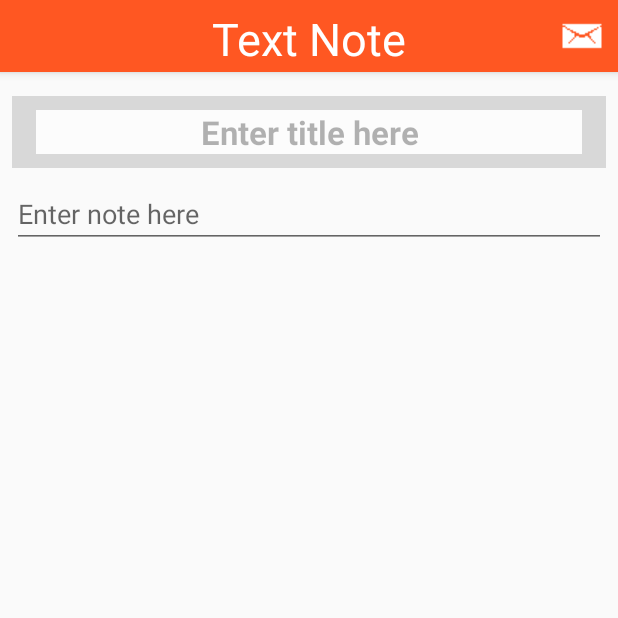
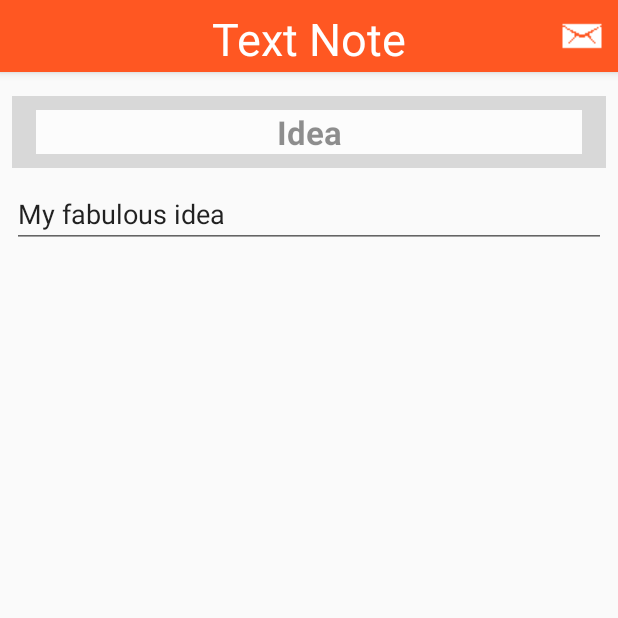
Before and after one commit to llumea/app15, an Android app: the screen it shows after launch (SecondActivity), after a tap on "Idea", on a phone screen of 412 x 824 dp, the top half of it. Run offline under Robolectric (Android 15) with nearby library versions, the phone set to English and light mode, and no system bars; 3 other taps on this screen came first.

Commit message:
use of singleton, new task class etc.

```diff
--- a/AllNotes/app/src/main/java/com/example/umyhlarsle/allnotes/MainActivity.java
+++ b/AllNotes/app/src/main/java/com/example/umyhlarsle/allnotes/MainActivity.java
@@ -13,8 +13,6 @@ import android.view.View;
 import android.view.ViewGroup;
 import android.widget.AdapterView;
 import android.widget.ArrayAdapter;
-import android.widget.Button;
-import android.widget.EditText;
 import android.widget.ImageButton;
 import android.widget.ImageView;
 import android.widget.ListView;
@@ -23,6 +21,7 @@ import android.widget.Toast;
 
 import com.google.gson.Gson;
 
+import java.text.SimpleDateFormat;
 import java.util.ArrayList;
 import java.util.HashMap;
 import java.util.List;
@@ -34,7 +33,8 @@ public class MainActivity extends AppCompatActivity {
     ImageButton createTextNoteButton;
     ImageButton createToDoNoteButton;
     TextView sortButton;
-    static ArrayList<Note> myNoteList = new ArrayList<>();
+
+
     public static final String SHOW_FRAGMENT = "show_fragment_key";
     public static final String SEND_POSITION = "send_position_key";
     public static final String SAVE_FILE = "filename_notes";
@@ -59,18 +59,14 @@ public class MainActivity extends AppCompatActivity {
 
             ///Initial LOAD från disk här och sedan ladda från MySingleton medan appen lever???
 
-            TextNote textNote1 = new TextNote("Idea", "My fabulous idea", 125);
-            myNoteList.add(textNote1);
-            HashMap<String, Boolean> tmpMap = new HashMap<>();
-            tmpMap.put("My First Task", false);
-            ToDoNote todonote1 = new ToDoNote("My Grocery List", "", 145, tmpMap);
-            myNoteList.add(todonote1);
-            TextNote textNote2 = new TextNote("No idea yet", "My fabulous idea", 125);
-            myNoteList.add(textNote2);
-            HashMap<String, Boolean> tmpMap2 = new HashMap<>();
-            tmpMap2.put("Another First Task", false);
-            ToDoNote todonote2 = new ToDoNote("My X-mas list", "", 145, tmpMap2);
-            myNoteList.add(todonote2);
+            TextNote textNote1 = new TextNote("Idea", "My fabulous idea", 123);
+            mySingleton.myNoteList.add(textNote1);
+            ToDoTask tmpTask = new ToDoTask(false, "My first task");
+            ArrayList<ToDoTask> tmpList = new ArrayList<>();
+            tmpList.add(tmpTask);
+            ToDoNote todonote1 = new ToDoNote("My Grocery List", "", 123, tmpList);
+            mySingleton.myNoteList.add(todonote1);
+
         }
         createTextNoteButton = (ImageButton)findViewById(R.id.new_note_button);
         createTextNoteButton.setOnClickListener(new View.OnClickListener() {
@@ -78,19 +74,10 @@ public class MainActivity extends AppCompatActivity {
             public void onClick(View v) {
 
                 //Om anteckningen skapas i SecondActivity räcker det att skicka "newtextnote" här
-                TextNote textNote = new TextNote("Title","Content",125);
-                myNoteList.add(textNote);
-                adapter.notifyDataSetChanged();///Inte så snyggt att det skrivs ut innan aktivitetsbytet. Lägg till i onPause i SecondActivity?
-
-                ///Testar
-                Note tmpNote = myNoteList.get(myNoteList.size()-1);
-                TextNote tmpTextNote = (TextNote) tmpNote;
-                int tmpposition = myNoteList.size()-1;
-                Log.i("TAG", "Kollar index på ny item i ArrayList: " +tmpposition+tmpTextNote.title+tmpTextNote.content);
-                ///
+                MySingleton mySingleton = MySingleton.getInstance();
                 Bundle bundle = new Bundle();
                 bundle.putString("SHOW_FRAGMENT", "textnote");
-                bundle.putInt("SEND_POSITION", myNoteList.size()-1);
+                bundle.putInt("SEND_POSITION", mySingleton.myNoteList.size()-1);
                 Intent intent = new Intent(MainActivity.this,SecondActivity.class);
                 intent.putExtras(bundle);
                /// intent.putExtra(SHOW_FRAGMENT,"textnote");///Så här hade jag kunna skicka utan bundle till SecondActivity
@@ -118,27 +105,17 @@ public class MainActivity extends AppCompatActivity {
 
             }
         });
-        adapter = new MyAdapter(this,R.layout.list_layout,R.id.list_layout_id,myNoteList);
+        adapter = new MyAdapter(this,R.layout.list_layout,R.id.list_layout_id,mySingleton.myNoteList);
         listView = (ListView)findViewById(R.id.list_view);
         listView.setAdapter(adapter);
         listView.setOnItemClickListener(new AdapterView.OnItemClickListener() {
             @Override
             public void onItemClick(AdapterView<?> parent, View view, int position, long id) {
                 ///showFragment();
+                MySingleton mySingleton = MySingleton.getInstance();
+                ///Obs båda är instance of textnote. Börjar därför med det underordnade objektet
+                if (mySingleton.myNoteList.get(position) instanceof ToDoNote) {
 
-                if (myNoteList.get(position) instanceof TextNote) { Bundle bundle = new Bundle();
-                bundle.putString("SHOW_FRAGMENT", "oldtextnote");
-                bundle.putInt("SEND_POSITION", position);
-                Intent intent = new Intent(MainActivity.this,SecondActivity.class);
-                intent.putExtras(bundle);
-                /// intent.putExtra(SHOW_FRAGMENT,"textnote");///Så här hade jag kunna skicka utan bundle till SecondActivity
-                startActivity(intent);
-
-                Log.i("TAG", "List item clicked: " +myNoteList.get(position));
-                Toast.makeText(getApplicationContext(), "CLICKED", Toast.LENGTH_SHORT).show();
-
-            }
-                if (myNoteList.get(position) instanceof ToDoNote) {
                     Bundle bundle = new Bundle();
                     bundle.putString("SHOW_FRAGMENT", "oldtodonote");
                     bundle.putInt("SEND_POSITION", position);
@@ -147,10 +124,25 @@ public class MainActivity extends AppCompatActivity {
                     /// intent.putExtra(SHOW_FRAGMENT,"textnote");///Så här hade jag kunna skicka utan bundle till SecondActivity
                     startActivity(intent);
 
-                    Log.i("TAG", "List item clicked: " +myNoteList.get(position));
-                    Toast.makeText(getApplicationContext(), "CLICKED", Toast.LENGTH_SHORT).show();
+                    Log.i("TAG", "List item clicked TODO: " +mySingleton.myNoteList.get(position));
+                    Toast.makeText(getApplicationContext(), "OLD TO DO ITEM CLICKED", Toast.LENGTH_SHORT).show();
 
                 }
+                else if (mySingleton.myNoteList.get(position) instanceof TextNote) {
+
+                Bundle bundle = new Bundle();
+                bundle.putString("SHOW_FRAGMENT", "oldtextnote");
+                bundle.putInt("SEND_POSITION", position);
+                Intent intent = new Intent(MainActivity.this,SecondActivity.class);
+                intent.putExtras(bundle);
+                /// intent.putExtra(SHOW_FRAGMENT,"textnote");///Så här hade jag kunna skicka utan bundle till SecondActivity
+                startActivity(intent);
+
+                Log.i("TAG", "List item clicked TEXT: " +mySingleton.myNoteList.get(position));
+                Toast.makeText(getApplicationContext(), "OLD TEXT NOTE CLICKED", Toast.LENGTH_SHORT).show();
+
+            }
+
             }
         });
     }
@@ -163,6 +155,7 @@ public class MainActivity extends AppCompatActivity {
     @Override
     protected void onResume() {
         super.onResume();
+        adapter.notifyDataSetChanged();
         ///loadFromFile();
     }
 
@@ -203,7 +196,7 @@ public class MainActivity extends AppCompatActivity {
         public View getView(int position, View convertView, ViewGroup parent) {
             //convertView i det här fallet verkar vara rootvyn i list_layout.xml
             //parent verkar vara ListView
-            //position är positionen i myList
+            //position är positionen i myNoteList
             ///Log.i("TAG", "Antal objekt i getView: " + sparadeObjekt.minaSparadeObjekt.size());
             myInflater = getLayoutInflater();
             View v = myInflater.inflate(R.layout.list_layout, listView, false); ///inflatedlayout är namnet på xml-filen
@@ -212,22 +205,28 @@ public class MainActivity extends AppCompatActivity {
             TextView date = (TextView)v.findViewById(R.id.note_date);
             TextView completed = (TextView)v.findViewById(R.id.note_completed);
             ImageView noteIcon = (ImageView)v.findViewById(R.id.note_icon);
-
-            if (myNoteList.get(position) instanceof TextNote) {
-                Note tmpNote = myNoteList.get(position);
+            MySingleton mySingleton = MySingleton.getInstance();
+            if (mySingleton.myNoteList.get(position) instanceof TextNote) {
+                Note tmpNote = mySingleton.myNoteList.get(position);
                 TextNote tmpTextNote = (TextNote) tmpNote;
                 title.setText(tmpTextNote.title);
+                SimpleDateFormat sdf = new SimpleDateFormat("d MMMM yyyy HH:mm:ss");
+                String formatedDate = sdf.format(tmpTextNote.date);
+                date.setText(formatedDate);
                 noteIcon.setImageResource(noteImage);
                 completed.setText("");
             }
-            if (myNoteList.get(position) instanceof ToDoNote) {
-                Note tmpNote = myNoteList.get(position);
+            if (mySingleton.myNoteList.get(position) instanceof ToDoNote) {
+                Note tmpNote = mySingleton.myNoteList.get(position);
                 ToDoNote tmpToDoNote = (ToDoNote) tmpNote;
                 title.setText(tmpToDoNote.title);
+                SimpleDateFormat sdf = new SimpleDateFormat("d MMMM yyyy HH:mm:ss");
+                String formatedDate = sdf.format(tmpToDoNote.date);
+                date.setText(formatedDate);
                 noteIcon.setImageResource(todoImage);
                 completed.setText("0/17");
             }
-            removeButton.setTag(myNoteList.get(position));
+            removeButton.setTag(mySingleton.myNoteList.get(position));
            /// editText.setText(sparadeObjekt.minaSparadeObjekt.get(position).minString);
 
            /// editText.setTag(sparadeObjekt.minaSparadeObjekt.get(position));
@@ -237,9 +236,10 @@ public class MainActivity extends AppCompatActivity {
                 @Override
                 public void onClick(View v) {
 
+                    MySingleton mySingleton = MySingleton.getInstance();
                     ImageButton removeButton = (ImageButton)v.findViewById(R.id.remove_button);
                     ///sparadeObjekt.minaSparadeObjekt.remove(button.getTag());
-                    myNoteList.remove(removeButton.getTag());
+                    mySingleton.myNoteList.remove(removeButton.getTag());
                     adapter.notifyDataSetChanged();
 
                 }
@@ -272,4 +272,5 @@ public class MainActivity extends AppCompatActivity {
         editor.commit();
 
     }
+
 }
--- a/AllNotes/app/src/main/java/com/example/umyhlarsle/allnotes/MySingleton.java
+++ b/AllNotes/app/src/main/java/com/example/umyhlarsle/allnotes/MySingleton.java
@@ -9,6 +9,7 @@ import java.util.ArrayList;
  */
 public class MySingleton {
 
+    int listPosition;
     ArrayList<Note> myNoteList = new ArrayList<>();
 
     //create an object of SingleObject
@@ -26,4 +27,6 @@ public class MySingleton {
     }
 
 
+
+
 }
--- a/AllNotes/app/src/main/java/com/example/umyhlarsle/allnotes/SecondActivity.java
+++ b/AllNotes/app/src/main/java/com/example/umyhlarsle/allnotes/SecondActivity.java
@@ -11,10 +11,13 @@ import android.util.Log;
 import android.view.Menu;
 import android.view.MenuItem;
 import android.view.View;
-import android.widget.CheckBox;
 import android.widget.EditText;
 import android.widget.ImageButton;
 import android.widget.TextView;
+import android.widget.Toast;
+
+import java.util.ArrayList;
+import java.util.HashMap;
 
 public class SecondActivity extends AppCompatActivity {
 
@@ -28,15 +31,20 @@ public class SecondActivity extends AppCompatActivity {
         super.onCreate(savedInstanceState);
         setContentView(R.layout.activity_second);
         getSupportActionBar().hide();
+        MySingleton mySingleton = MySingleton.getInstance();
         actionBarTitle = (TextView)findViewById(R.id.actionbar_title);
         editTitle = (EditText)findViewById(R.id.edit_title);
         editTitle.setTypeface(null, Typeface.BOLD);
         MyTextWatcher myTextWatcher = new MyTextWatcher(this);
         editTitle.addTextChangedListener(myTextWatcher);
         sendButton = (ImageButton)findViewById(R.id.send_mail_button);
+
+
         sendButton.setOnClickListener(new View.OnClickListener() {
             @Override
             public void onClick(View v) {
+
+                Toast.makeText(getApplicationContext(), "Sending mail...", Toast.LENGTH_SHORT).show();
                 ///If textNote - Send mail with title and content
                 ///If todoNote - Send mail with title, tasks and status
             }
@@ -49,16 +57,41 @@ public class SecondActivity extends AppCompatActivity {
         ///String message = intent.getStringExtra(MainActivity.SHOW_FRAGMENT);
 
         Log.i("TAG", "String sent in intent: " + message);
-        if (message.equals("textnote") || message.equals("oldtextnote")){
-            actionBarTitle.setText("Text Note");
-            showTextNoteFragment();
+        ///OBS list position blir fel vid resume...
+        if(savedInstanceState == null) {
+            if (message.equals("textnote")) {
+                TextNote textNote = new TextNote();
+                mySingleton.myNoteList.add(textNote);
+                mySingleton.listPosition = mySingleton.myNoteList.size() - 1;
+                Log.i("TAG", "OnCreate, new textnote" +"listPosition: " +mySingleton.listPosition);
+            }
+            if (message.equals("oldtextnote")){
+                mySingleton.listPosition = notePosition;
+            }
+            if (message.equals("todonote")){
+                ToDoNote toDoNote = new ToDoNote();
+                mySingleton.myNoteList.add(toDoNote);
+                mySingleton.listPosition = mySingleton.myNoteList.size() - 1;
+
+                ToDoTask tmpToDoTask = new ToDoTask(false, "I create a task");
+                Note tmpNote = mySingleton.myNoteList.get(mySingleton.listPosition);
+                ToDoNote tmpToDoNote = (ToDoNote) tmpNote;
+                tmpToDoNote.taskList.add(tmpToDoTask);
+                Log.i("TAG", "OnCreate, new TODO note" +"listPosition: " +mySingleton.listPosition);
+            }
+            if (message.equals("oldtodonote")){
+                mySingleton.listPosition = notePosition;
+            }
         }
-        if (message.equals("todonote")|| message.equals("oldtodonote")){
-            Log.i("TAG", "Text equals todonote!");
-            actionBarTitle.setText("ToDo Note");
+            if (message.equals("textnote") || message.equals("oldtextnote")) {
+                actionBarTitle.setText("Text Note");
+                showTextNoteFragment();
+            }
+            if (message.equals("todonote") || message.equals("oldtodonote")) {
+                actionBarTitle.setText("ToDo Note");
+                showToDoNoteFragment();
+            }
 
-            showToDoNoteFragment();
-        }
 
 
 
@@ -68,12 +101,30 @@ public class SecondActivity extends AppCompatActivity {
     @Override
     protected void onPause() {
         super.onPause();
+        MySingleton mySingleton = MySingleton.getInstance();
+        String currentTitle = editTitle.getText().toString();
+        ((TextNote)mySingleton.myNoteList.get(mySingleton.listPosition)).title= currentTitle;
+
+        ///Testar sparade värdet
+        Note tmpNote = mySingleton.myNoteList.get(mySingleton.listPosition);
+        TextNote tmpTextNote = (TextNote) tmpNote;
+        String tmpTitle = tmpTextNote.title;
+        Log.i("TAG", "Ändrad title?" + tmpTitle + "listPosition: " + mySingleton.listPosition);
         ///saveToMySingleton();
     }
     @Override
     protected void onResume() {
         super.onResume();
+        MySingleton mySingleton = MySingleton.getInstance();
+        Note tmpNote = mySingleton.myNoteList.get(mySingleton.listPosition);
+        TextNote tmpTextNote = (TextNote) tmpNote;
+        String tmpTitle = tmpTextNote.title;
+        editTitle.setText(tmpTitle);
+        Log.i("TAG", "Resume title?" + tmpTitle + "listPosition: " + mySingleton.listPosition);
         ///loadFromMySingleton();
+    }
+    public void onSaveInstanceState(Bundle outInstanceState) {
+        outInstanceState.putInt("value", 1); ///Ser till att värdena inte laddas igen
     }
 
     @Override
--- a/AllNotes/app/src/main/java/com/example/umyhlarsle/allnotes/TextNoteFragment.java
+++ b/AllNotes/app/src/main/java/com/example/umyhlarsle/allnotes/TextNoteFragment.java
@@ -3,10 +3,15 @@ package com.example.umyhlarsle.allnotes;
 
 import android.os.Bundle;
 import android.app.Fragment;
+import android.util.Log;
 import android.view.LayoutInflater;
 import android.view.View;
 import android.view.ViewGroup;
 import android.widget.EditText;
+
+import java.text.SimpleDateFormat;
+import java.util.Calendar;
+import java.util.Date;
 
 
 /**
@@ -14,8 +19,7 @@ import android.widget.EditText;
  */
 public class TextNoteFragment extends Fragment {
 
-    EditText editText;
-
+    EditText editContent;
 
     public TextNoteFragment() {
         // Required empty public constructor
@@ -27,9 +31,43 @@ public class TextNoteFragment extends Fragment {
                              Bundle savedInstanceState) {
         // Inflate the layout for this fragment
         View view = inflater.inflate(R.layout.fragment_text_note, container, false);
-        editText = (EditText)view.findViewById(R.id.edit_text);
+        editContent = (EditText)view.findViewById(R.id.edit_content);
 
         return view;
+    }
+    @Override
+    public void onPause() {
+
+        super.onPause();
+        ///Sparar innehållet, titeln sparas i SecondActivity
+        MySingleton mySingleton = MySingleton.getInstance();
+        String currentContent = editContent.getText().toString();
+        ((TextNote)mySingleton.myNoteList.get(mySingleton.listPosition)).content= currentContent;
+
+        ///Sparar datum här i stället för SecondActivity, datum för todonote kanske ändras till deadline
+        Calendar calendar = Calendar.getInstance();
+        Date date = calendar.getTime();
+        long tmpTime = date.getTime();
+        ((TextNote)mySingleton.myNoteList.get(mySingleton.listPosition)).date= tmpTime;
+
+        ///Testar sparade värdet
+        Note tmpNote = mySingleton.myNoteList.get(mySingleton.listPosition);
+       TextNote tmpTextNote = (TextNote) tmpNote;
+        String tmpContent = tmpTextNote.content;
+        Log.i("TAG", "Ändrat värde?"+tmpContent+"listPosition: "+mySingleton.listPosition);
+
+    }
+    @Override
+    public void onResume() {
+        super.onResume();
+        MySingleton mySingleton = MySingleton.getInstance();
+        Note tmpNote = mySingleton.myNoteList.get(mySingleton.listPosition);
+        TextNote tmpTextNote = (TextNote) tmpNote;
+        String tmpContent = tmpTextNote.content;
+        editContent.setText(tmpContent);
+        Log.i("TAG", "Resume värde?"+tmpContent+"listPosition: "+mySingleton.listPosition);
+
+
     }
 
 
--- a/AllNotes/app/src/main/java/com/example/umyhlarsle/allnotes/ToDoNote.java
+++ b/AllNotes/app/src/main/java/com/example/umyhlarsle/allnotes/ToDoNote.java
@@ -1,5 +1,6 @@
 package com.example.umyhlarsle.allnotes;
 
+import java.util.ArrayList;
 import java.util.HashMap;
 
 /**
@@ -8,13 +9,15 @@ import java.util.HashMap;
 public class ToDoNote extends TextNote {
 
     ///String content kan vara första punkten i listan?
-    HashMap<String, Boolean> taskMap = new HashMap<>();
+    ArrayList<ToDoTask> taskList = new ArrayList<>();
 
-    public ToDoNote(String title, String content, long date, HashMap<String,Boolean> taskMap){
+    public ToDoNote(){}
+
+    public ToDoNote(String title, String content, long date, ArrayList<ToDoTask> taskList){
         super.title = title;
         super.content = content;
         super.date = date;
-        this.taskMap = taskMap;
+        this.taskList = taskList;
     }
 
 }
--- /dev/null
+++ b/AllNotes/app/src/main/java/com/example/umyhlarsle/allnotes/ToDoTask.java
@@ -0,0 +1,20 @@
+package com.example.umyhlarsle.allnotes;
+
+/**
+ * Created by umyhlarsle on 2015-12-15.
+ */
+public class ToDoTask {
+
+    boolean taskDone;
+    String taskString;
+
+    public ToDoTask(){}
+
+    public ToDoTask(boolean taskDone, String taskString){
+
+        this.taskDone = taskDone;
+        this.taskString = taskString;
+    }
+
+
+}
--- a/AllNotes/app/src/main/res/layout/fragment_text_note.xml
+++ b/AllNotes/app/src/main/res/layout/fragment_text_note.xml
@@ -8,7 +8,7 @@
 
     <!-- TODO: Update blank fragment layout -->
     <EditText
-        android:id="@+id/edit_text"
+        android:id="@+id/edit_content"
         android:hint="Enter note here"
         android:inputType="textMultiLine|textCapSentences"
         android:layout_width="match_parent"
--- a/AllNotes/app/src/main/res/layout/fragment_to_do_note.xml
+++ b/AllNotes/app/src/main/res/layout/fragment_to_do_note.xml
@@ -54,7 +54,7 @@
     <ImageButton
 
         android:background="?android:selectableItemBackground"
-        android:src="@drawable/plus"
+        android:src="@drawable/yellowplus"
         android:layout_alignParentBottom="true"
         android:layout_alignParentRight="true"
         android:layout_marginBottom="16dp"
--- a/AllNotes/app/src/main/res/values/colors.xml
+++ b/AllNotes/app/src/main/res/values/colors.xml
@@ -4,8 +4,10 @@
     <color name="primarycolor">#FF5722</color>
     <color name="primarydarkcolor">#E64A19</color>
     <color name="lightprimarycolor">#FFCCBC</color>
-    <color name="accentcolor">#FF9800</color>
+    <color name="accentcolor">#FFC107</color>
+    <color name="oldaccentcolor">#FF9800</color>
     <color name="primarytextcolor">#212121</color>
     <color name="secondarytextcolor">#727272</color>
     <color name="texticons">#FFFFFF</color>
+    #009688
 </resources>
```
Also changed, not shown: AllNotes/app/src/main/java/com/example/umyhlarsle/allnotes/ToDoNoteFragment.java (+43 -1 lines), AllNotes/app/src/main/res/drawable/yellowplus.png (added).
